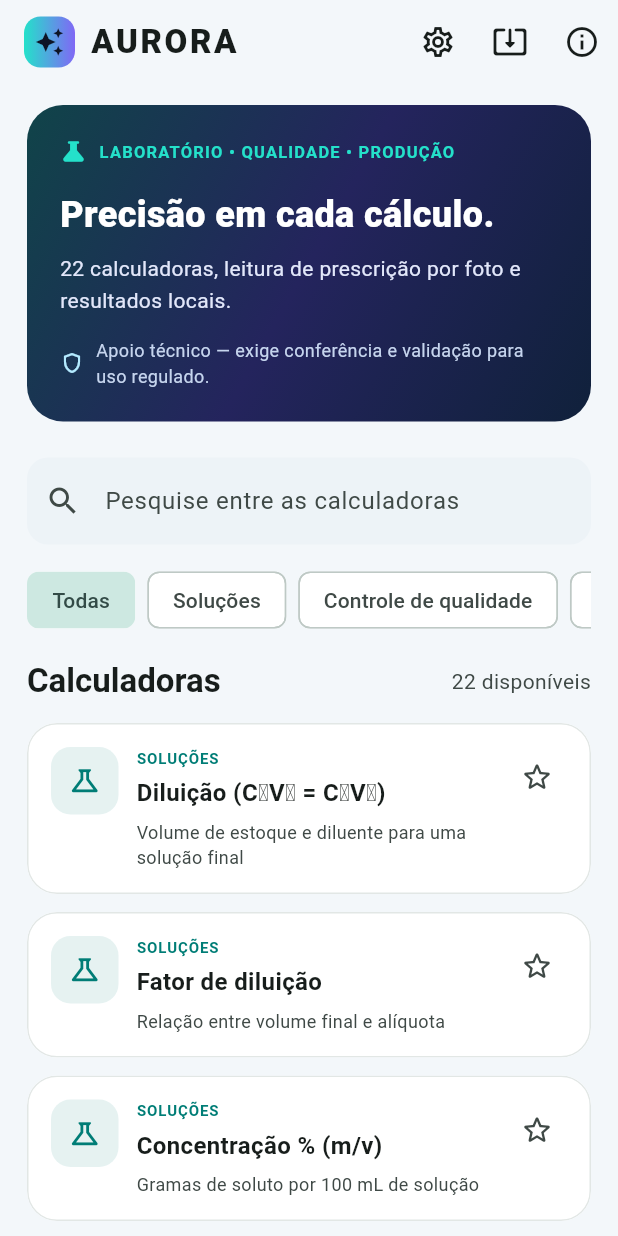
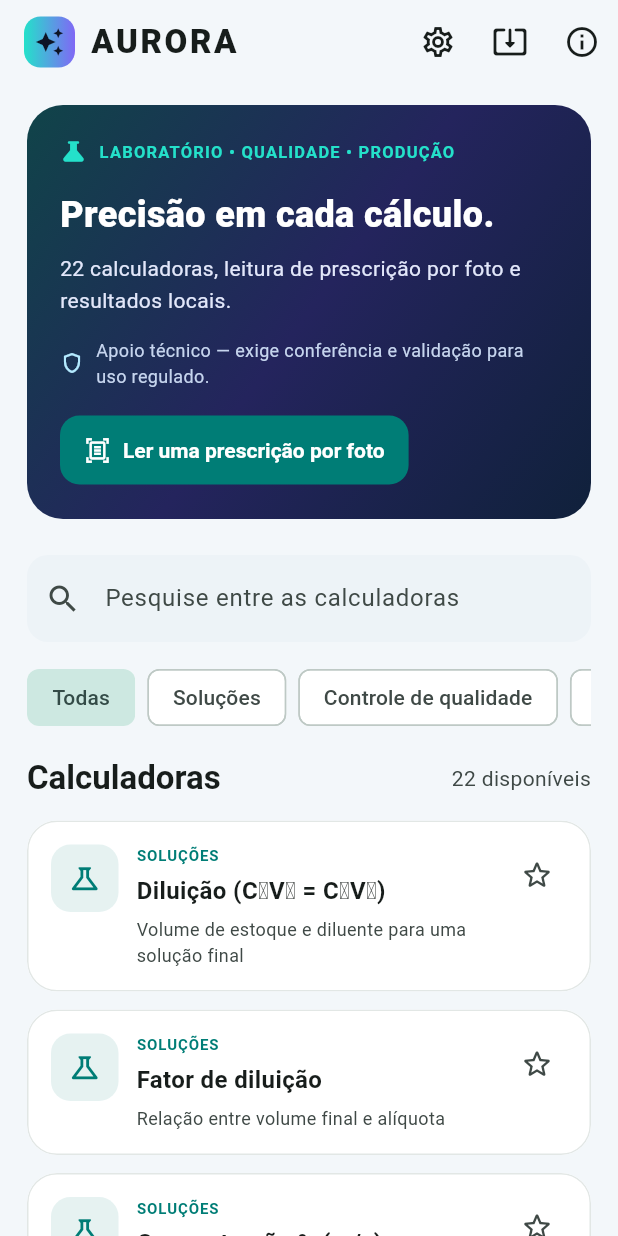
Before and after one commit to fabriciomatosqa/Aurora-calculadorafarmaceutica, a Flutter app: the screen it shows after launch, on a phone screen of 412 x 824 dp. Run offline on Flutter 3.47's test engine with Material 3 defaults, Android fonts, the phone set to English and light mode, and no system bars; our stand-ins replace image_picker, open_filex, package_info_plus, shared_preferences; missing offline and left inert: google_mlkit_text_recognition; network calls fail.

Commit message:
ui: add prominent photo prescription entry point on home dashboard

```diff
--- a/lib/main.dart
+++ b/lib/main.dart
@@ -508,7 +508,7 @@ class _CalculatorHomeState extends State<CalculatorHome> with WidgetsBindingObse
           colors: [Color(0xFF104449), Color(0xFF24245D), Color(0xFF10213B)],
         ),
       ),
-      child: const Column(crossAxisAlignment: CrossAxisAlignment.start, children: [
+      child: Column(crossAxisAlignment: CrossAxisAlignment.start, children: [
         Row(children: [
           Icon(Icons.science_rounded, color: _aqua, size: 18),
           SizedBox(width: 8),
@@ -522,12 +522,19 @@ class _CalculatorHomeState extends State<CalculatorHome> with WidgetsBindingObse
         Text('22 calculadoras, leitura de prescrição por foto e resultados locais.',
             style: TextStyle(color: Color(0xFFE2E7FA), fontSize: 14, height: 1.5)),
         SizedBox(height: 14),
-        Row(children: [
+        const Row(children: [
           Icon(Icons.shield_outlined, color: Color(0xFFB3EAFF), size: 16),
           SizedBox(width: 8),
           Expanded(child: Text('Apoio técnico — exige conferência e validação para uso regulado.',
               style: TextStyle(color: Color(0xFFC6D5EE), fontSize: 12))),
         ]),
+        const SizedBox(height: 17),
+        FilledButton.icon(
+          onPressed: () => Navigator.of(context).push(
+            MaterialPageRoute<void>(builder: (_) => const PrescriptionScreen())),
+          icon: const Icon(Icons.document_scanner_outlined),
+          label: const Text('Ler uma prescrição por foto'),
+        ),
       ]),
     );
   }
```
